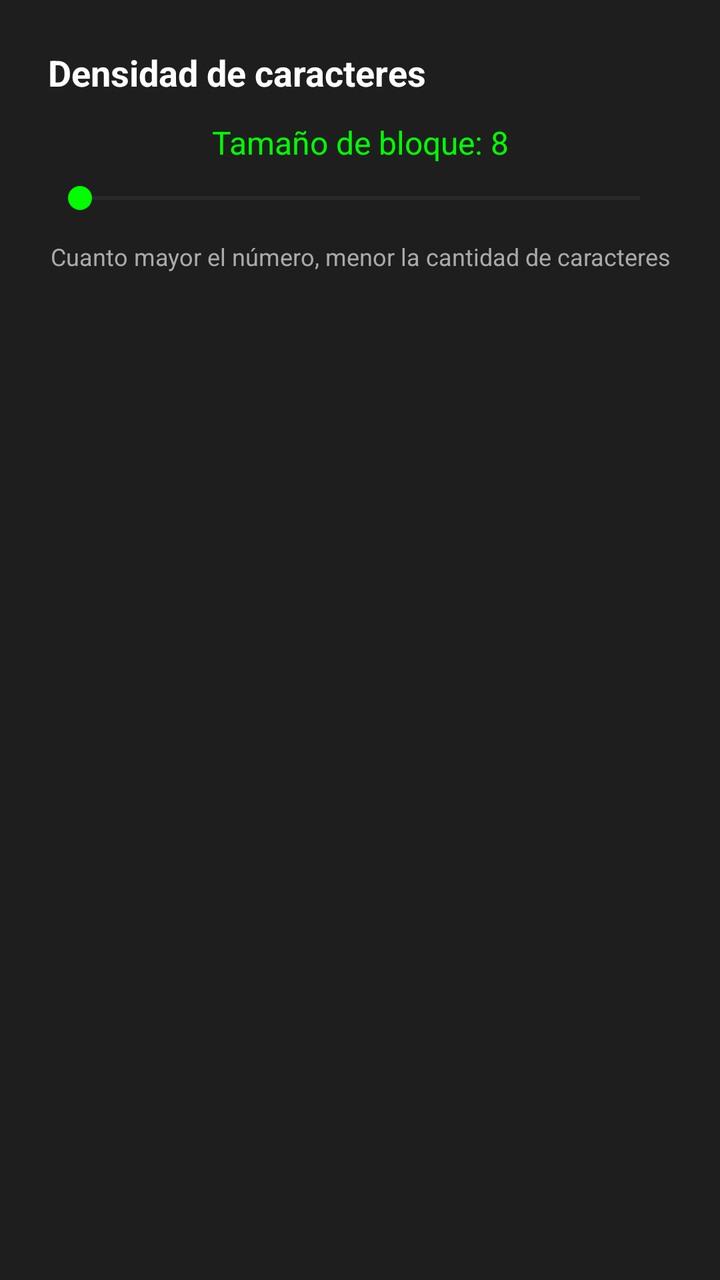
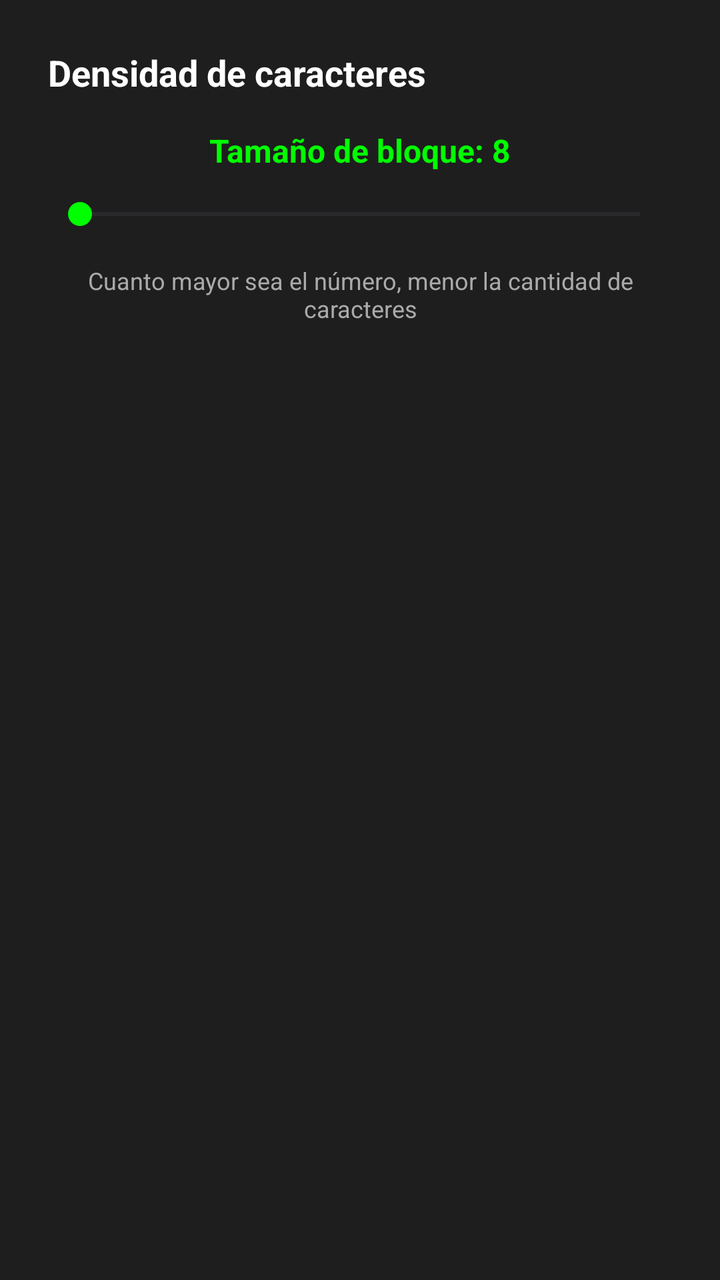

Before-and-after screenshots of an Android layout around one commit, followed by the original layout XML and the change that was made.
<!-- AndroidManifest.xml: application theme Theme.YouToText -->
<!-- res/layout/dialog_density.xml -->
<?xml version="1.0" encoding="utf-8"?>
<LinearLayout xmlns:android="http://schemas.android.com/apk/res/android"
    android:layout_width="match_parent"
    android:layout_height="wrap_content"
    android:orientation="vertical"
    android:padding="24dp"
    android:background="#1E1E1E">

    <TextView
        android:layout_width="match_parent"
        android:layout_height="wrap_content"
        android:text="Densidad de caracteres"
        android:textSize="18sp"
        android:textStyle="bold"
        android:textColor="#FFFFFF"
        android:layout_marginBottom="12dp" />

    <TextView
        android:id="@+id/tvDensityValue"
        android:layout_width="match_parent"
        android:layout_height="wrap_content"
        android:text="Tamaño de bloque: 8"
        android:textSize="16sp"
        android:textColor="#00FF00"
        android:gravity="center"
        android:layout_marginBottom="8dp" />

    <SeekBar
        android:id="@+id/seekBarDensity"
        android:layout_width="match_parent"
        android:layout_height="wrap_content"
        android:max="20"
        android:progressTint="#00FF00"
        android:thumbTint="#00FF00" />

    <TextView
        android:id="@+id/tvDensityHint"
        android:layout_width="match_parent"
        android:layout_height="wrap_content"
        android:text="Cuanto mayor el número, menor la cantidad de caracteres"
        android:textSize="12sp"
        android:textColor="#AAAAAA"
        android:gravity="center"
        android:layout_marginTop="12dp" />

</LinearLayout>
<!-- resources referenced by this layout -->
<resources>
  <style name="Theme.YouToText" parent="Base.Theme.YouToText" />
  <style name="Base.Theme.YouToText" parent="Theme.Material3.DayNight.NoActionBar">
          
          
      </style>
</resources>

<!-- the commit's change to res/layout/dialog_density.xml (unified diff, before → after) -->
@@ -1,30 +1,35 @@
 <?xml version="1.0" encoding="utf-8"?>
-<LinearLayout xmlns:android="http://schemas.android.com/apk/res/android"
+<LinearLayout
+    xmlns:android="http://schemas.android.com/apk/res/android"
     android:layout_width="match_parent"
     android:layout_height="wrap_content"
     android:orientation="vertical"
     android:padding="24dp"
     android:background="#1E1E1E">
 
+    
     <TextView
         android:layout_width="match_parent"
         android:layout_height="wrap_content"
+        android:layout_marginBottom="16dp"
         android:text="Densidad de caracteres"
+        android:textColor="#FFFFFF"
         android:textSize="18sp"
-        android:textStyle="bold"
-        android:textColor="#FFFFFF"
-        android:layout_marginBottom="12dp" />
+        android:textStyle="bold" />
 
+    
     <TextView
         android:id="@+id/tvDensityValue"
         android:layout_width="match_parent"
         android:layout_height="wrap_content"
+        android:layout_marginBottom="12dp"
+        android:gravity="center"
         android:text="Tamaño de bloque: 8"
+        android:textColor="#00FF00"
         android:textSize="16sp"
-        android:textColor="#00FF00"
-        android:gravity="center"
-        android:layout_marginBottom="8dp" />
+        android:textStyle="bold" />
 
+    
     <SeekBar
         android:id="@+id/seekBarDensity"
         android:layout_width="match_parent"
@@ -33,14 +38,15 @@
         android:progressTint="#00FF00"
         android:thumbTint="#00FF00" />
 
+    
     <TextView
         android:id="@+id/tvDensityHint"
         android:layout_width="match_parent"
         android:layout_height="wrap_content"
-        android:text="Cuanto mayor el número, menor la cantidad de caracteres"
-        android:textSize="12sp"
+        android:layout_marginTop="16dp"
+        android:gravity="center"
+        android:text="Cuanto mayor sea el número, menor la cantidad de caracteres"
         android:textColor="#AAAAAA"
-        android:gravity="center"
-        android:layout_marginTop="12dp" />
+        android:textSize="12sp" />
 
 </LinearLayout>
